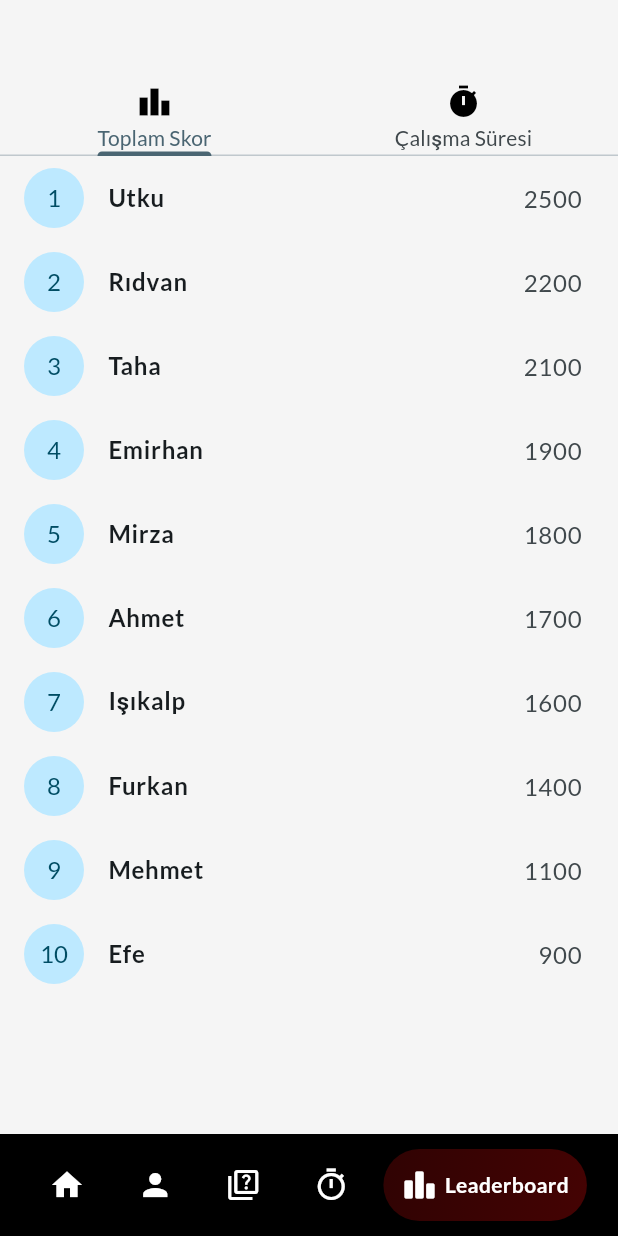
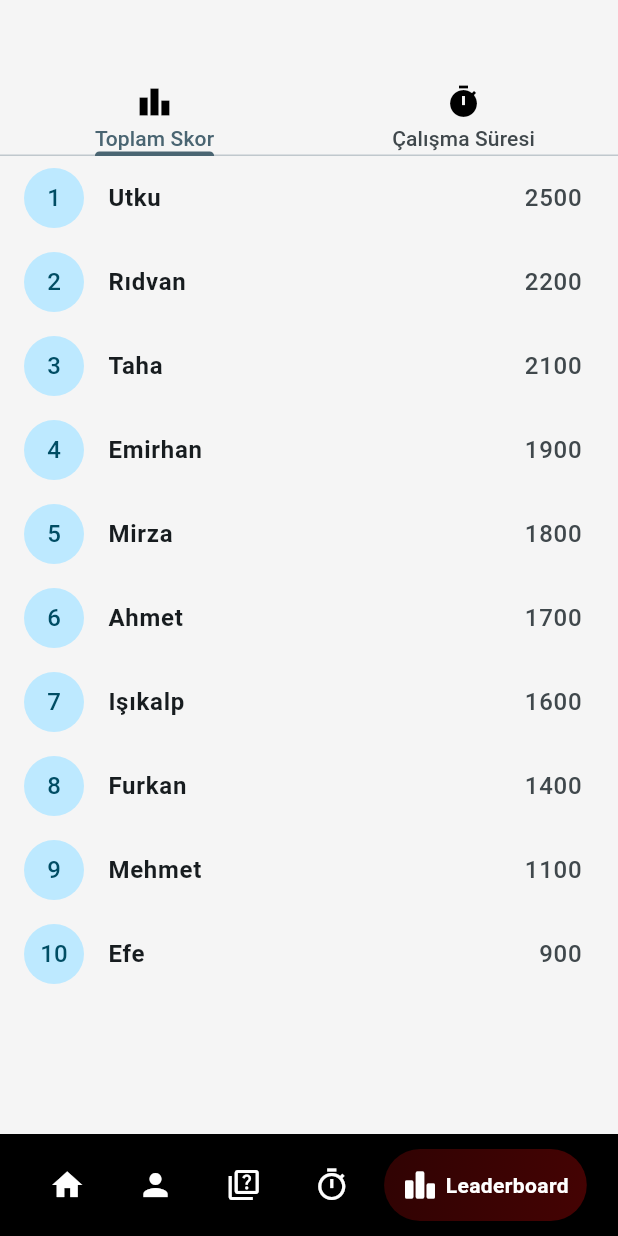
Before and after one commit to RdvnUmt/EduRank, a Flutter app: the screen it shows after launch, item 5 of the bottom bar chosen, on a phone screen of 412 x 824 dp. Run offline on Flutter 3.47's test engine with Material 3 defaults, Android fonts, the phone set to English and light mode, and no system bars; drawn by our look-alikes of google_nav_bar; our stand-ins replace google_fonts, numberpicker, shared_preferences, transparent_image; network calls fail.

Commit message:
text fontu latodan robotoya çevirildi (ş harfi uyumluluğu sorunu sebebiyle)

```diff
--- a/edu_rank/lib/main.dart
+++ b/edu_rank/lib/main.dart
@@ -21,7 +21,7 @@ class MyApp extends StatelessWidget {
       title: 'EduRank',
       debugShowCheckedModeBanner: false,
       theme: ThemeData().copyWith(
-        textTheme: GoogleFonts.latoTextTheme(),
+        textTheme: GoogleFonts.robotoTextTheme(),
         colorScheme: ColorScheme.fromSeed(
           seedColor: const Color(0xFF4A6572),
           primary: const Color(0xFF4A6572),
--- a/edu_rank/lib/widgets/leaderboard_widget.dart
+++ b/edu_rank/lib/widgets/leaderboard_widget.dart
@@ -1,4 +1,5 @@
 import 'package:flutter/material.dart';
+import 'package:google_fonts/google_fonts.dart';
 
 class LeaderboardWidget extends StatelessWidget {
   final List<Map<String, int>> leaderboardData;
@@ -21,7 +22,7 @@ class LeaderboardWidget extends StatelessWidget {
               leading: CircleAvatar(
                 child: Text((index + 1).toString()),
               ),
-              title: Text(playerName, style: TextStyle(fontWeight: FontWeight.bold)),
+              title: Text(playerName, style: GoogleFonts.roboto(fontWeight: FontWeight.bold)),
               trailing: Text(score.toString(), style: TextStyle(fontSize: 16)),
             );
           },
```
